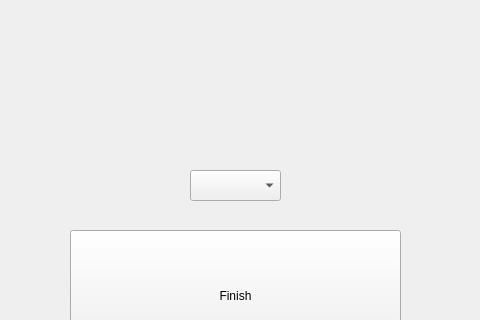
azar923/sandboxQt, file sensorsettings.ui: the form before one commit; both pictures show x 190 to 670 and y 110 to 430 of the 869 by 718 pixel window.
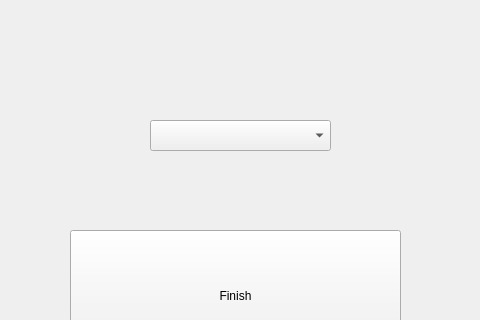
The form after the commit.

```diff
--- a/sensorsettings.ui
+++ b/sensorsettings.ui
@@ -58,9 +58,9 @@
   <widget class="QComboBox" name="resolution">
    <property name="geometry">
     <rect>
-     <x>380</x>
-     <y>280</y>
-     <width>91</width>
+     <x>340</x>
+     <y>230</y>
+     <width>181</width>
      <height>31</height>
     </rect>
    </property>
```
Left out of the diff: 7 changed lines with no effect on the pictures.
